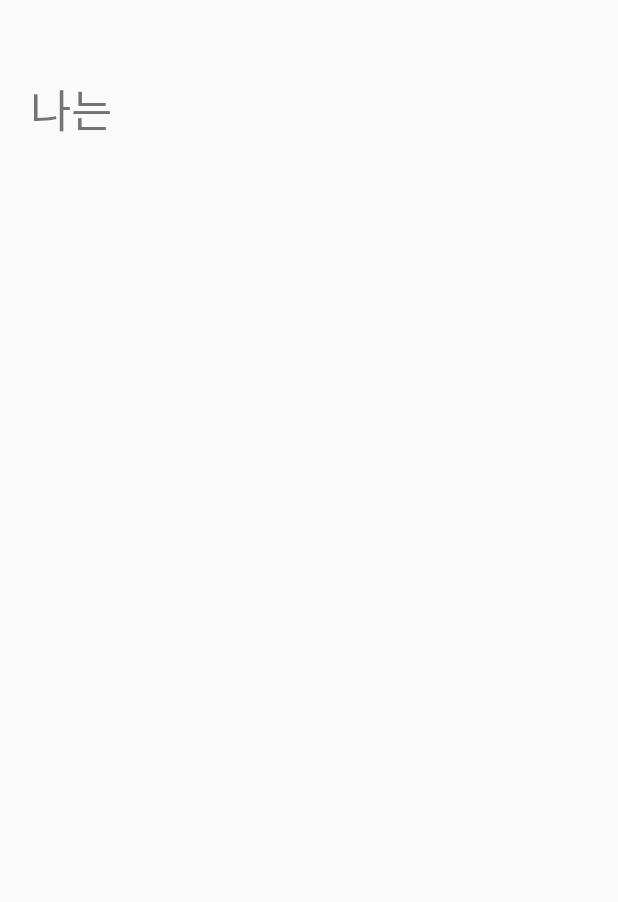
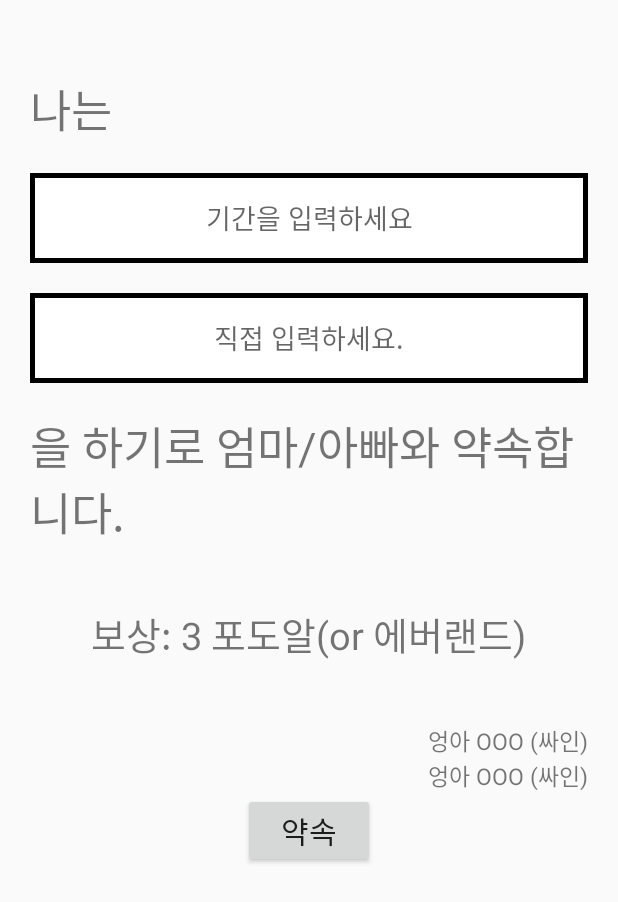
Before and after one commit to seunghee63/Hackathon-Android, an Android app: the DetailedTodoActivity screen opened directly, with no data from a screen before it, on a phone screen of 412 x 824 dp. Before the commit the part shown is almost empty. Shown: the top 902 px of the screen. Run offline under Robolectric (Android 15) with nearby library versions, the phone set to English and light mode, and no system bars.

Commit message:
make DetailedTodoActivity

```diff
--- a/app/src/main/java/com/song2/sopt_24th_hackathon/Activity/DetailedTodoActivity.kt
+++ b/app/src/main/java/com/song2/sopt_24th_hackathon/Activity/DetailedTodoActivity.kt
@@ -3,11 +3,20 @@ package com.song2.sopt_24th_hackathon.Activity
 import android.support.v7.app.AppCompatActivity
 import android.os.Bundle
 import com.song2.sopt_24th_hackathon.R
+import kotlinx.android.synthetic.main.activity_detailed_todo.*
+import org.jetbrains.anko.startActivity
 
 class DetailedTodoActivity : AppCompatActivity() {
 
     override fun onCreate(savedInstanceState: Bundle?) {
         super.onCreate(savedInstanceState)
         setContentView(R.layout.activity_detailed_todo)
+
+        btn_detailed_todo_submit.setOnClickListener {
+            finish()
+        }
     }
+
+
+
 }
--- a/app/src/main/java/com/song2/sopt_24th_hackathon/Fragment/TodoFragment.kt
+++ b/app/src/main/java/com/song2/sopt_24th_hackathon/Fragment/TodoFragment.kt
@@ -1,17 +1,21 @@
 package com.song2.sopt_24th_hackathon.Fragment
 
 
+import android.net.NetworkInfo
 import android.os.Bundle
 import android.support.v4.app.Fragment
 import android.support.v7.widget.GridLayoutManager
 import android.view.LayoutInflater
 import android.view.View
 import android.view.ViewGroup
+import com.song2.sopt_24th_hackathon.Activity.DetailedTodoActivity
 import com.song2.sopt_24th_hackathon.Adapter.TodoOverviewRecyclerViewAdapter
 import com.song2.sopt_24th_hackathon.Data.TodoOverviewData
 
 import com.song2.sopt_24th_hackathon.R
 import kotlinx.android.synthetic.main.fragment_todo.*
+import kotlinx.android.synthetic.main.rv_item_todo_overview.*
+import org.jetbrains.anko.support.v4.startActivity
 
 
 class TodoFragment : Fragment() {
@@ -44,6 +48,8 @@ class TodoFragment : Fragment() {
         rv_todo_overview.adapter = todoOverviewRecyclerViewAdapter
         rv_todo_overview.layoutManager = GridLayoutManager(context!!, 2)
 
+
+
     }
 
 
--- /dev/null
+++ b/app/src/main/res/drawable/black_border.xml
@@ -0,0 +1,10 @@
+<?xml version="1.0" encoding="utf-8"?>
+<shape xmlns:android="http://schemas.android.com/apk/res/android">
+
+    android:shape="rectangle"
+    <solid android:color="#FFFFFF" />
+    <stroke android:width="3dp"
+            android:color="#000000"/>
+    <corners
+        android:radius="0dp"/>
+</shape>
--- a/app/src/main/res/layout/activity_detailed_todo.xml
+++ b/app/src/main/res/layout/activity_detailed_todo.xml
@@ -15,23 +15,95 @@
             android:layout_width="wrap_content"
             android:layout_height="wrap_content"
             android:text="나는"
-            android:textSize="30dp"
-            />
-    <ImageView
-            android:id="@+id/img_detailed_todo_today"
+            android:textSize="30dp"/>
+    <!--<LinearLayout-->
+            <!--android:layout_width="wrap_content"-->
+            <!--android:layout_height="wrap_content"-->
+            <!--android:orientation="horizontal"-->
+            <!--android:layout_gravity="center"-->
+            <!--android:layout_margin="20dp">-->
+        <!--<ImageView-->
+                <!--android:id="@+id/img_detailed_todo_today"-->
+                <!--android:layout_width="150dp"-->
+                <!--android:layout_height="100dp"-->
+                <!--android:background="#E91E63"-->
+                <!--android:layout_marginRight="10dp"-->
+                <!--android:layout_weight="1"/>-->
+        <!--<ImageView-->
+                <!--android:id="@+id/img_detailed_todo_week"-->
+                <!--android:layout_width="150dp"-->
+                <!--android:layout_height="100dp"-->
+                <!--android:background="#3F51B5"-->
+                <!--android:layout_marginHorizontal="10dp"-->
+                <!--android:layout_weight="1"/>-->
+        <!--<ImageView-->
+                <!--android:id="@+id/img_detailed_todo_edit"-->
+                <!--android:layout_width="150dp"-->
+                <!--android:layout_height="100dp"-->
+                <!--android:background="#FFEB3B"-->
+                <!--android:layout_marginLeft="10dp"-->
+                <!--android:layout_weight="1"/>-->
+    <!--</LinearLayout>-->
+    <EditText
+            android:id="@+id/edt_detailed_todo_date"
+            android:layout_width="match_parent"
+            android:layout_height="60dp"
+            android:hint="기간을 입력하세요"
+            android:background="@drawable/black_border"
+            android:gravity="center"
+            android:layout_marginVertical="20dp"/>
+
+
+    <EditText
+            android:id="@+id/edt_detailed_todo_mission"
+            android:layout_width="match_parent"
+            android:layout_height="60dp"
+            android:background="@drawable/black_border"
+            android:hint="직접 입력하세요."
+            android:gravity="center"/>
+
+    <TextView
+            android:id="@+id/txt_detailed_todo_mission"
             android:layout_width="wrap_content"
             android:layout_height="wrap_content"
-            />
-    <ImageView
-            android:id="@+id/img_detailed_todo_week"
+            android:text="을 하기로 엄마/아빠와 약속합니다."
+            android:textSize="30dp"
+            android:layout_marginVertical="20dp"/>
+
+    <TextView
+            android:id="@+id/txt_detailed_todo_reward"
             android:layout_width="wrap_content"
             android:layout_height="wrap_content"
-            />
-    <ImageView
-            android:id="@+id/img_detailed_todo_edit"
+            android:text="보상: 3 포도알(or 에버랜드)"
+            android:textSize="25dp"
+            android:layout_gravity="center"
+            android:layout_marginTop="20dp"/>
+
+    <TextView
+            android:id="@+id/txt_detailed_todo_sign_me"
             android:layout_width="wrap_content"
             android:layout_height="wrap_content"
+            android:text="엉아 OOO (싸인)"
+            android:textSize="15dp"
+            android:layout_gravity="right"
+            android:layout_marginTop="40dp"/>
+    <TextView
+            android:id="@+id/txt_detailed_todo_sign_mom"
+            android:layout_width="wrap_content"
+            android:layout_height="wrap_content"
+            android:text="엉아 OOO (싸인)"
+            android:textSize="15dp"
+            android:layout_gravity="right"/>
+
+    <Button
+            android:id="@+id/btn_detailed_todo_submit"
+            android:layout_width="wrap_content"
+            android:layout_height="wrap_content"
+            android:text="약속"
+            android:textSize="20dp"
+            android:layout_gravity="center"
             />
 
 
+
 </LinearLayout>
```
Also changed, not shown: app/src/main/java/com/song2/sopt_24th_hackathon/Adapter/TodoOverviewRecyclerViewAdapter.kt (+8 -0 lines), app/src/main/res/layout/fragment_todo.xml (+3 -18 lines), app/src/main/res/layout/rv_item_todo_overview.xml (+7 -3 lines).
